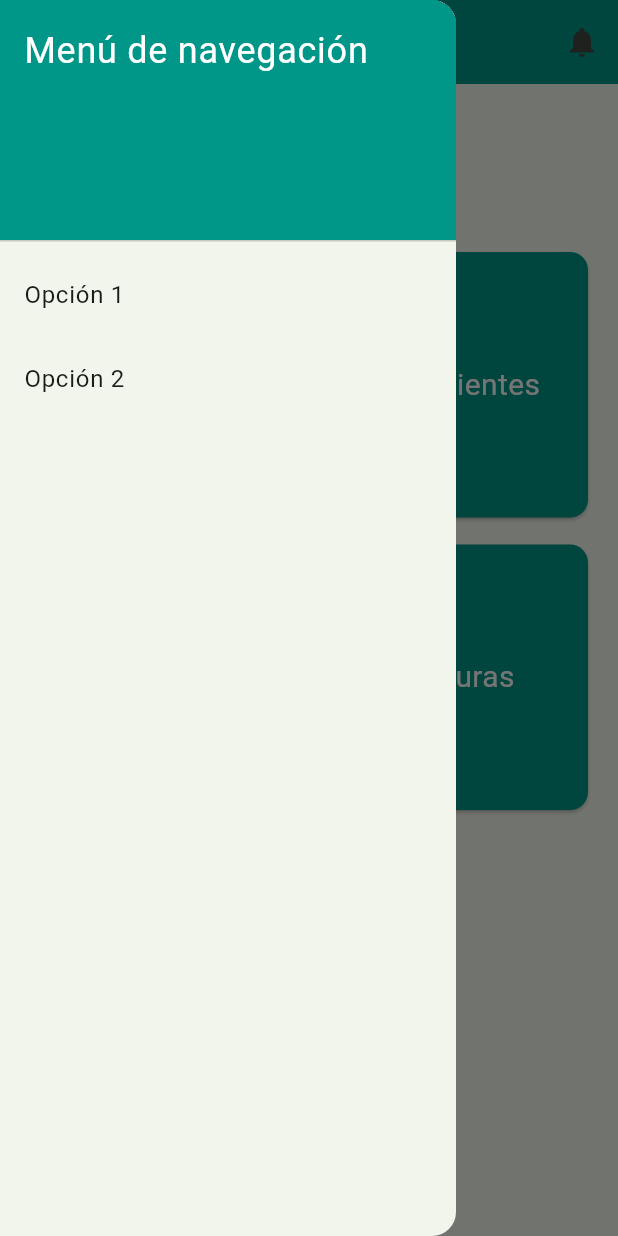
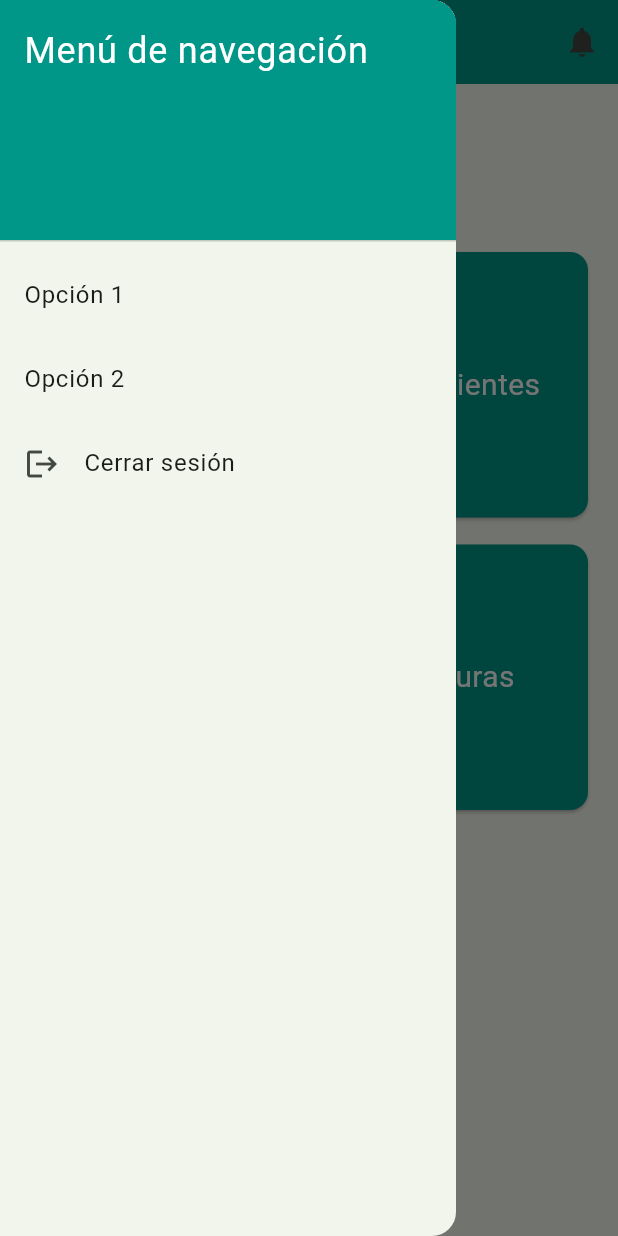
Before and after one commit to brisaac08/Prueba-Authentication-Prodtrack, a Flutter app: the HomePage screen opened directly, with the side drawer open, on a phone screen of 412 x 824 dp. Run offline on Flutter 3.47's test engine with Material 3 defaults, Android fonts, the phone set to English and light mode, and no system bars; our stand-ins replace cloud_firestore, firebase_auth, firebase_core, get, get_storage; accounts and stored records are empty.

Commit message:
add button logout

```diff
--- a/lib/pages/home_page.dart
+++ b/lib/pages/home_page.dart
@@ -1,4 +1,7 @@
 import 'package:flutter/material.dart';
+import 'package:get/get.dart';
+import 'package:get/get_core/src/get_main.dart';
+import 'package:pruebas_para_prodtrack/pages/login_page.dart';
 import 'package:pruebas_para_prodtrack/services/firebase_service.dart';
 
 class HomePage extends StatefulWidget {
@@ -62,6 +65,15 @@ class _HomePageState extends State<HomePage> {
               title: Text('Opción 2'),
               onTap: () {},
             ),
+            Spacer(),
+            ListTile(
+              leading: Icon(Icons.logout),
+              title: Text('Cerrar sesión'),
+              onTap: () async {
+                await _firebaseService.signOut();
+                Get.offAll(() => LoginPage());
+              },
+            )
           ],
         ),
       ),
```
